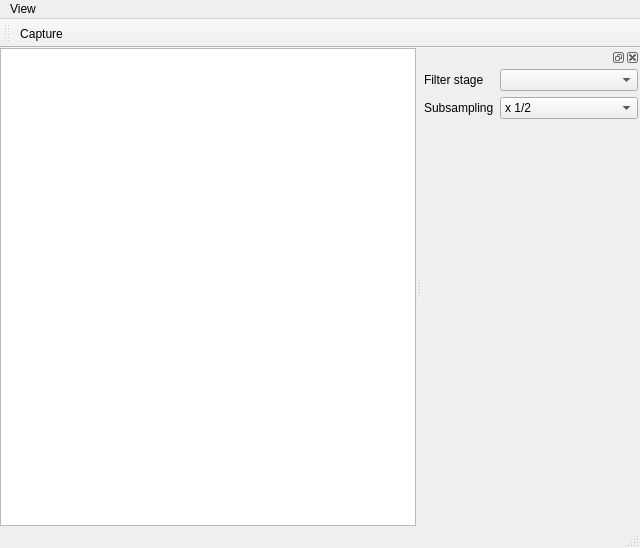
artm/mirror, file mirrorwindow.ui: the form before one commit.
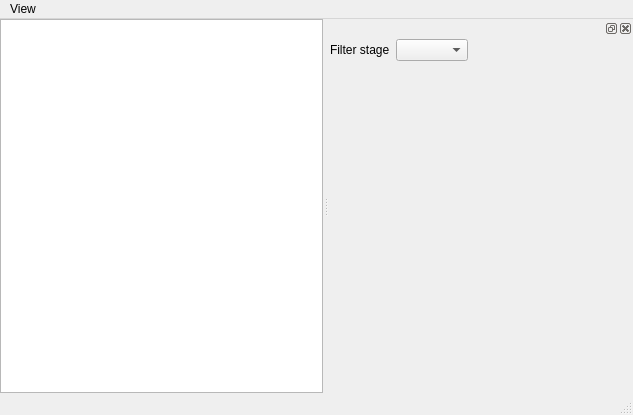
The form after the commit. Custom widgets are drawn as their Qt base class.

Diff of the .ui file:
```diff
--- a/mirrorwindow.ui
+++ b/mirrorwindow.ui
@@ -6,8 +6,8 @@
    <rect>
     <x>0</x>
     <y>0</y>
-    <width>640</width>
-    <height>548</height>
+    <width>633</width>
+    <height>415</height>
    </rect>
   </property>
   <property name="windowTitle">
@@ -47,7 +47,7 @@
     <rect>
      <x>0</x>
      <y>0</y>
-     <width>640</width>
+     <width>633</width>
      <height>22</height>
     </rect>
    </property>
@@ -66,67 +66,33 @@
    </widget>
    <addaction name="menuView"/>
   </widget>
-  <widget class="QToolBar" name="mainToolBar">
-   <attribute name="toolBarArea">
-    <enum>TopToolBarArea</enum>
-   </attribute>
-   <attribute name="toolBarBreak">
-    <bool>false</bool>
-   </attribute>
-   <addaction name="actionCapture"/>
-  </widget>
   <widget class="QStatusBar" name="statusBar"/>
   <widget class="QDockWidget" name="dockWidget">
    <property name="minimumSize">
     <size>
-     <width>218</width>
-     <height>116</height>
+     <width>304</width>
+     <height>138</height>
     </size>
    </property>
    <attribute name="dockWidgetArea">
     <number>2</number>
    </attribute>
-   <widget class="QWidget" name="dockWidgetContents">
-    <layout class="QFormLayout" name="formLayout">
+   <widget class="QWidget" name="mirrorDockContents">
+    <layout class="QFormLayout" name="mirrorDockForm">
+     <property name="fieldGrowthPolicy">
+      <enum>QFormLayout::FieldsStayAtSizeHint</enum>
+     </property>
+     <property name="horizontalSpacing">
+      <number>-1</number>
+     </property>
+     <property name="verticalSpacing">
+      <number>-1</number>
+     </property>
      <property name="margin">
-      <number>2</number>
+      <number>1</number>
      </property>
-     <item row="2" column="0">
-      <widget class="QLabel" name="label">
-       <property name="text">
-        <string>Subsampling</string>
-       </property>
-      </widget>
-     </item>
-     <item row="2" column="1">
-      <widget class="QComboBox" name="scaleSelector">
-       <property name="currentIndex">
-        <number>1</number>
-       </property>
-       <item>
-        <property name="text">
-         <string>none</string>
-        </property>
-       </item>
-       <item>
-        <property name="text">
-         <string>x 1/2</string>
-        </property>
-       </item>
-       <item>
-        <property name="text">
-         <string>x 1/4</string>
-        </property>
-       </item>
-       <item>
-        <property name="text">
-         <string>x 1/8</string>
-        </property>
-       </item>
-      </widget>
-     </item>
      <item row="1" column="0">
-      <widget class="QLabel" name="label_2">
+      <widget class="QLabel" name="stageSelectorLabel">
        <property name="text">
         <string>Filter stage</string>
        </property>
```
Left out of the diff: 51 changed lines with no effect on the pictures.
